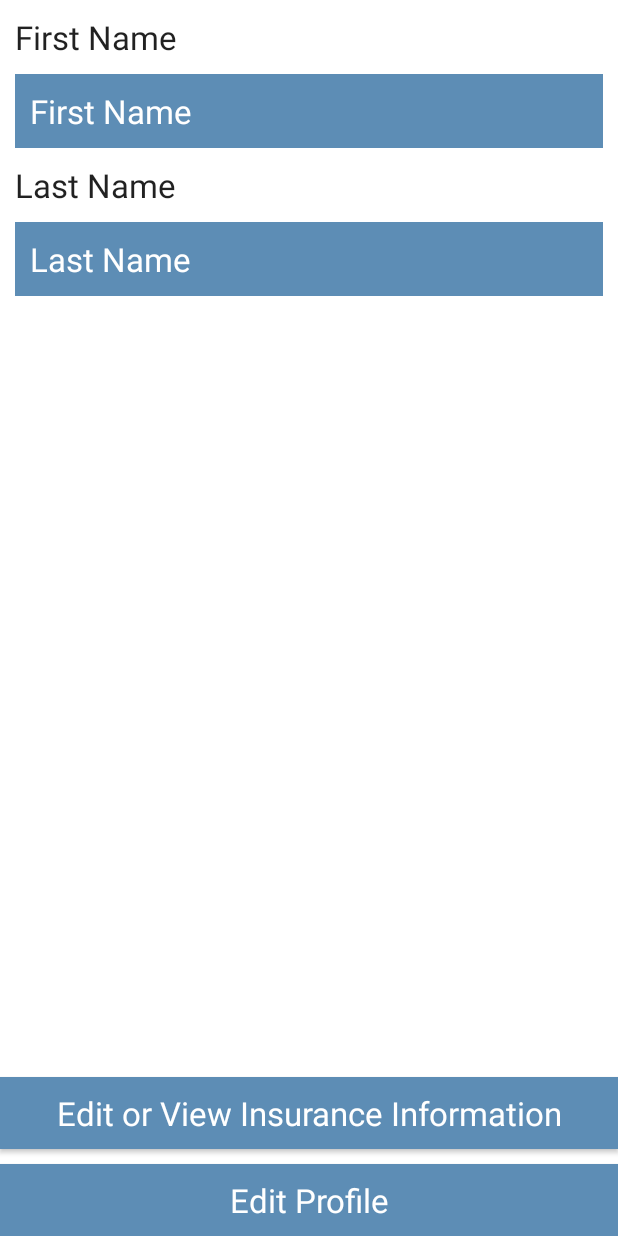
After one commit to marcusmotill/sickday, an Android app: the layout insurance_information_fragment.xml on its own in the app's theme, with its tools: preview values and no code run, on a phone screen of 412 x 824 dp. The commit adds this screen. Run offline under Robolectric (Android 15) with nearby library versions, the phone set to English and light mode, and no system bars.

Commit message:
Added Edit Profile

```diff
--- a/app/build.gradle
+++ b/app/build.gradle
@@ -26,4 +26,5 @@ dependencies {
     compile files('src/main/java/bolts-android-1.1.4.jar')
     compile files('src/main/java/Parse-1.8.2.jar')
     compile 'com.parse.bolts:bolts-android:1.+'
+    compile files('src/main/java/ParseCrashReporting-1.8.2.jar')
 }
--- a/app/src/main/java/msqrd/sickday/App.java
+++ b/app/src/main/java/msqrd/sickday/App.java
@@ -3,6 +3,7 @@ package msqrd.sickday;
 import android.app.Application;
 
 import com.parse.Parse;
+import com.parse.ParseCrashReporting;
 import com.parse.ParseObject;
 
 /**
@@ -13,6 +14,7 @@ public class App extends Application {
     public void onCreate() {
         super.onCreate();
         Parse.enableLocalDatastore(this);
+        ParseCrashReporting.enable(this);
         ParseObject.registerSubclass(Insurance_Information.class);
         Parse.initialize(this, "RzJTYueCw9qRWNWCwsQbHBjvZkmau4PbUco1pY1S", "OfNHqBlcE01sjKdyiGqjNZrJMAnoWBB3TpiaxjMv");
     }
--- a/app/src/main/java/msqrd/sickday/MainActivity.java
+++ b/app/src/main/java/msqrd/sickday/MainActivity.java
@@ -27,6 +27,7 @@ import android.widget.TextView;
 
 
 import com.parse.Parse;
+import com.parse.ParseAnalytics;
 import com.parse.ParseObject;
 
 import java.io.FileDescriptor;
@@ -53,6 +54,7 @@ public class MainActivity extends ActionBarActivity
         super.onCreate(savedInstanceState);
         setContentView(R.layout.activity_main);
 
+        ParseAnalytics.trackAppOpenedInBackground(getIntent());
 
         mNavigationDrawerFragment = (NavigationDrawerFragment)
                 getSupportFragmentManager().findFragmentById(R.id.navigation_drawer);
@@ -78,7 +80,7 @@ public class MainActivity extends ActionBarActivity
                     .commit();
         }else if(position == 1){
             fragmentManager.beginTransaction()
-                    .replace(R.id.container, new ProfileBuilder_Fragment())
+                    .replace(R.id.container, new Insurance_Information_Fragment())
                     .commit();
         }
 
--- /dev/null
+++ b/app/src/main/res/layout/insurance_information_fragment.xml
@@ -0,0 +1,88 @@
+<?xml version="1.0" encoding="utf-8"?>
+<RelativeLayout xmlns:android="http://schemas.android.com/apk/res/android"
+    android:layout_width="match_parent"
+    android:layout_height="match_parent"
+    android:background="@android:color/white">
+
+    <ScrollView
+        android:layout_width="match_parent"
+        android:layout_height="match_parent"
+        android:layout_above="@+id/button">
+
+        <RelativeLayout
+            android:layout_width="match_parent"
+            android:layout_height="wrap_content">
+
+            <TextView
+                android:id="@+id/tvFirstNameLabel"
+                android:layout_width="wrap_content"
+                android:layout_height="wrap_content"
+                android:layout_margin="10dp"
+                android:text="@string/profilebuilder_first_name"
+                android:textAppearance="@android:style/TextAppearance.Large" />
+
+            <EditText
+                android:textCursorDrawable="@null"
+                android:id="@+id/etInsuranceInformationFirstName"
+                android:layout_width="match_parent"
+                android:layout_height="wrap_content"
+                android:background="@color/sickday_blue"
+                android:hint="@string/profilebuilder_first_name"
+                android:inputType="textEmailAddress"
+                android:layout_marginLeft="10dp"
+                android:layout_marginRight="10dp"
+                android:padding="10dp"
+                android:textAppearance="@android:style/TextAppearance.Large"
+                android:textColor="@android:color/white"
+                android:textColorHint="@android:color/white"
+                android:layout_below="@+id/tvFirstNameLabel" />
+
+            <TextView
+                android:id="@+id/tvLastNameLabel"
+                android:layout_width="wrap_content"
+                android:layout_height="wrap_content"
+                android:layout_margin="10dp"
+                android:layout_below="@+id/etInsuranceInformationFirstName"
+                android:text="@string/profilebuilder_last_name"
+                android:textAppearance="@android:style/TextAppearance.Large" />
+
+            <EditText
+                android:textCursorDrawable="@null"
+                android:id="@+id/etInsuranceInformationLastName"
+                android:layout_width="match_parent"
+                android:layout_height="wrap_content"
+                android:background="@color/sickday_blue"
+                android:hint="@string/profilebuilder_last_name"
+                android:inputType="textEmailAddress"
+                android:layout_marginLeft="10dp"
+                android:layout_marginRight="10dp"
+                android:padding="10dp"
+                android:textAppearance="@android:style/TextAppearance.Large"
+                android:textColor="@android:color/white"
+                android:textColorHint="@android:color/white"
+                android:layout_below="@+id/tvLastNameLabel" />
+
+        </RelativeLayout>
+    </ScrollView>
+
+    <Button
+        android:layout_marginTop="10dp"
+        android:id="@+id/bEditProfile"
+        android:text="@string/edit_profile"
+        android:textAppearance="@android:style/TextAppearance.Large"
+        android:textColor="@android:color/white"
+        android:layout_alignParentBottom="true"
+        android:layout_width="match_parent"
+        android:layout_height="wrap_content"
+        android:background="@color/sickday_blue"/>
+
+    <Button
+        android:layout_above="@+id/bEditProfile"
+        android:layout_width="match_parent"
+        android:layout_height="wrap_content"
+        android:text="@string/edit_view_insurance"
+        android:textAppearance="@android:style/TextAppearance.Large"
+        android:textColor="@android:color/white"
+        android:background="@color/sickday_blue"
+        android:id="@+id/bEditInsurance" />
+</RelativeLayout>
--- a/app/src/main/res/layout/login_activity.xml
+++ b/app/src/main/res/layout/login_activity.xml
@@ -14,6 +14,7 @@
         android:layout_centerHorizontal="true" />
 
     <EditText
+        android:textCursorDrawable="@null"
         android:id="@+id/welcomeEmail"
         android:inputType="textEmailAddress"
         android:layout_width="match_parent"
@@ -29,6 +30,7 @@
         />
 
     <EditText
+        android:textCursorDrawable="@null"
         android:id="@+id/welcomePassword"
         android:layout_width="match_parent"
         android:layout_height="wrap_content"
--- a/app/src/main/res/layout/profilebuilder_fragment1.xml
+++ b/app/src/main/res/layout/profilebuilder_fragment1.xml
@@ -24,6 +24,7 @@
                 android:textAppearance="@android:style/TextAppearance.Large" />
 
             <EditText
+                android:textCursorDrawable="@null"
                 android:id="@+id/formFirstName"
                 android:layout_width="match_parent"
                 android:layout_height="wrap_content"
@@ -37,6 +38,7 @@
                 android:textColorHint="@android:color/white" />
 
             <EditText
+                android:textCursorDrawable="@null"
                 android:id="@+id/formLastName"
                 android:layout_width="match_parent"
                 android:layout_height="wrap_content"
@@ -50,6 +52,7 @@
                 android:textColorHint="@android:color/white" />
 
             <EditText
+                android:textCursorDrawable="@null"
                 android:id="@+id/formEmail"
                 android:inputType="textEmailAddress"
                 android:layout_width="match_parent"
@@ -64,6 +67,7 @@
                 android:textColorHint="@android:color/white" />
 
             <EditText
+                android:textCursorDrawable="@null"
                 android:id="@+id/formPassword"
                 android:layout_width="match_parent"
                 android:layout_height="wrap_content"
--- a/app/src/main/res/layout/profilebuilder_fragment2.xml
+++ b/app/src/main/res/layout/profilebuilder_fragment2.xml
@@ -15,6 +15,7 @@
             android:layout_height="wrap_content">
 
             <EditText
+                android:textCursorDrawable="@null"
                 android:id="@+id/formInsuranceName"
                 android:layout_width="match_parent"
                 android:layout_height="wrap_content"
--- a/app/src/main/res/values/strings.xml
+++ b/app/src/main/res/values/strings.xml
@@ -27,5 +27,8 @@
     <string name="sign_up">Sign Up</string>
     <string name="sign_up_success">Congratulations!  You are now registered with Sickday!</string>
     <string name="done">Done</string>
+    <string name="edit_profile">Edit Profile</string>
+    <string name="edit_view_insurance">Edit or View Insurance Information</string>
+    <string name="save">Save</string>
 
 </resources>
--- a/app/src/main/res/values/styles.xml
+++ b/app/src/main/res/values/styles.xml
@@ -3,7 +3,7 @@
     <!-- Base application theme. -->
     <style name="AppTheme" parent="Theme.AppCompat.Light.DarkActionBar">
         <item name="android:actionBarStyle">@style/MyActionBar</item>
-
+        <item name="android:windowContentOverlay">@null</item>
         <!-- Support library compatibility -->
         <item name="actionBarStyle">@style/MyActionBar</item>
     </style>
```
Also changed, not shown: app/src/main/java/msqrd/sickday/Insurance_Information_Fragment.java (added, +98 -0 lines), app/src/main/java/msqrd/sickday/NavigationDrawerFragment.java (+9 -4 lines), app/src/main/java/msqrd/sickday/ProfileBuilder_Fragment.java (+1 -6 lines), app/src/main/res/layout/profilebuilder_fragment3.xml (deleted, +0 -40 lines), 2 other files.
